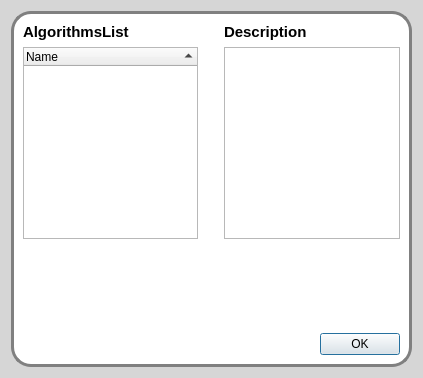
Above: src/romeo/view/dialogs/algorithmslistdialog.ui from AlbertoSimioni/Romeo before the change. Below: the same form after it.
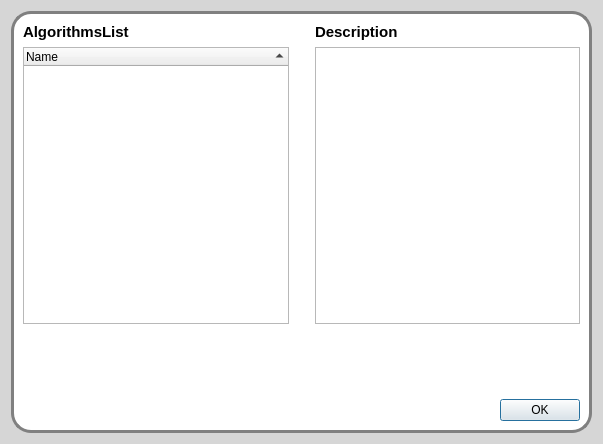
That is the form after the change.

```diff
--- a/src/romeo/view/dialogs/algorithmslistdialog.ui
+++ b/src/romeo/view/dialogs/algorithmslistdialog.ui
@@ -6,8 +6,8 @@
    <rect>
     <x>0</x>
     <y>0</y>
-    <width>423</width>
-    <height>378</height>
+    <width>603</width>
+    <height>444</height>
    </rect>
   </property>
   <property name="windowTitle">
@@ -48,7 +48,7 @@
       <item>
        <layout class="QHBoxLayout" name="horizontalLayout">
         <item>
-         <layout class="QVBoxLayout" name="verticalLayout_2">
+         <layout class="QVBoxLayout" name="verticalLayout_2" stretch="0,4,1">
           <item>
            <widget class="QLabel" name="label_2">
             <property name="text">
@@ -97,7 +97,7 @@
          </spacer>
         </item>
         <item>
-         <layout class="QVBoxLayout" name="verticalLayout">
+         <layout class="QVBoxLayout" name="verticalLayout" stretch="0,4,1">
           <item>
            <widget class="QLabel" name="label">
             <property name="text">
```
